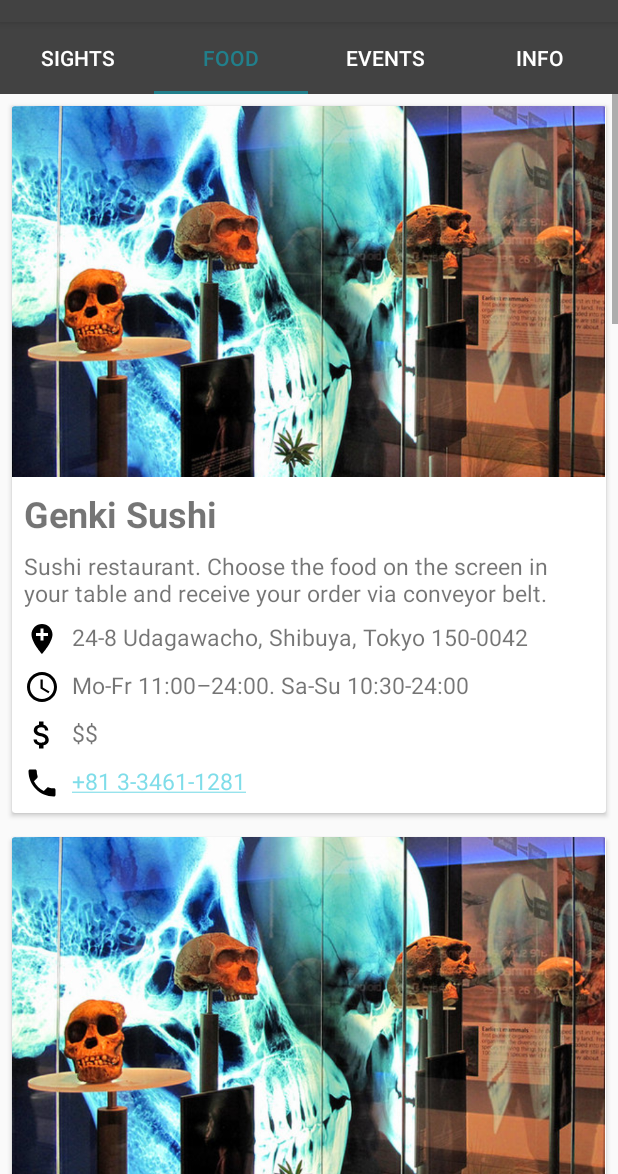
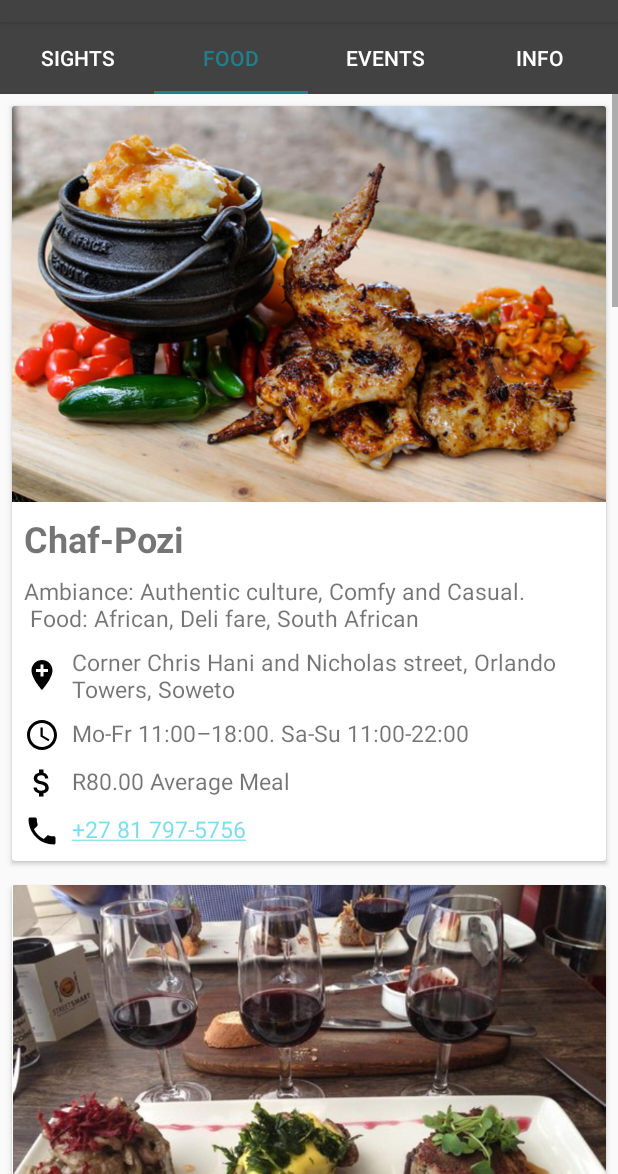
Before and after one commit to Cordlesswire/SouthernUtopiav2, an Android app: the screen it shows after launch (MainActivity), tab 2 chosen, on a phone screen of 412 x 824 dp, the part 62-1236 px from its top. Run offline under Robolectric (Android 15) with nearby library versions, the phone set to English and light mode, and no system bars.

Commit message:
Initial Commit

```diff
--- a/app/src/main/java/eu/laramartin/tokyoguide/Food.java
+++ b/app/src/main/java/eu/laramartin/tokyoguide/Food.java
@@ -9,73 +9,73 @@ public class Food {
     public static void initFoodsList(List<Location> list, Context context) {
 
         list.add(new Location(
-                context.getString(R.string.food_genki_name),
-                context.getString(R.string.food_genki_description),
-                context.getString(R.string.food_genki_address),
-                context.getString(R.string.food_genki_phone),
-                context.getString(R.string.food_genki_schedule),
-                context.getString(R.string.food_price_two),
-                R.drawable.sight_cradle_of_humankind
+                context.getString(R.string.food_chafpozi_name),
+                context.getString(R.string.food_chafpozi_description),
+                context.getString(R.string.food_chafpozi_address),
+                context.getString(R.string.food_chafpozi_phone),
+                context.getString(R.string.food_chafpozi_schedule),
+                context.getString(R.string.food_chafpozi_price),
+                R.drawable.food_chafpozi
         ));
 
         list.add(new Location(
-                context.getString(R.string.food_wako_name),
-                context.getString(R.string.food_wako_description),
-                context.getString(R.string.food_wako_address),
-                context.getString(R.string.food_wako_phone),
-                context.getString(R.string.food_wako_schedule),
-                context.getString(R.string.food_price_two),
-                R.drawable.sight_cradle_of_humankind
+                context.getString(R.string.food_licorish_name),
+                context.getString(R.string.food_licorish_description),
+                context.getString(R.string.food_licorish_address),
+                context.getString(R.string.food_licorish_phone),
+                context.getString(R.string.food_licorish_schedule),
+                context.getString(R.string.food_licorish_price),
+                R.drawable.food_licorish
         ));
 
         list.add(new Location(
-                context.getString(R.string.food_rokumonya_name),
-                context.getString(R.string.food_rokumonya_description),
-                context.getString(R.string.food_rokumonya_address),
-                context.getString(R.string.food_rokumonya_phone),
-                context.getString(R.string.food_rokumonya_schedule),
-                context.getString(R.string.food_price_two),
-                R.drawable.sight_cradle_of_humankind
+                context.getString(R.string.food_luckybean_name),
+                context.getString(R.string.food_luckybean_description),
+                context.getString(R.string.food_luckybean_address),
+                context.getString(R.string.food_luckybean_phone),
+                context.getString(R.string.food_luckybean_schedule),
+                context.getString(R.string.food_luckybean_price),
+                R.drawable.food_luckybean
         ));
 
         list.add(new Location(
-                context.getString(R.string.food_kisoji_name),
-                context.getString(R.string.food_kisoji_description),
-                context.getString(R.string.food_kisoji_address),
-                context.getString(R.string.food_kisoji_phone),
-                context.getString(R.string.food_kisoji_schedule),
-                context.getString(R.string.food_price_four),
-                R.drawable.sight_cradle_of_humankind
+                context.getString(R.string.food_marble_name),
+                context.getString(R.string.food_marble_description),
+                context.getString(R.string.food_marble_address),
+                context.getString(R.string.food_marble_phone),
+                context.getString(R.string.food_marble_schedule),
+                context.getString(R.string.food_marble_price),
+                R.drawable.food_marble
         ));
 
         list.add(new Location(
-                context.getString(R.string.food_gogo_name),
-                context.getString(R.string.food_gogo_description),
-                context.getString(R.string.food_gogo_address),
-                context.getString(R.string.food_gogo_phone),
-                context.getString(R.string.food_gogo_schedule),
-                context.getString(R.string.food_price_one),
-                R.drawable.sight_cradle_of_humankind
+                context.getString(R.string.food_patapata_name),
+                context.getString(R.string.food_patapata_description),
+                context.getString(R.string.food_patapata_address),
+                context.getString(R.string.food_patapata_phone),
+                context.getString(R.string.food_patapata_schedule),
+                context.getString(R.string.food_patapata_price),
+                R.drawable.food_patapata
         ));
 
         list.add(new Location(
-                context.getString(R.string.food_tenya_name),
-                context.getString(R.string.food_tenya_description),
-                context.getString(R.string.food_tenya_address),
-                context.getString(R.string.food_tenya_phone),
-                context.getString(R.string.food_tenya_schedule),
-                context.getString(R.string.food_price_one),
-                R.drawable.sight_cradle_of_humankind
+                context.getString(R.string.food_thehill_name),
+                context.getString(R.string.food_thehill_description),
+                context.getString(R.string.food_thehill_address),
+                context.getString(R.string.food_thehill_phone),
+                context.getString(R.string.food_thehill_schedule),
+                context.getString(R.string.food_thehill_price),
+                R.drawable.food_thehill
         ));
 
         list.add(new Location(
-                context.getString(R.string.food_shibukatsu_name),
-                context.getString(R.string.food_shibukatsu_description),
-                context.getString(R.string.food_shibukatsu_address),
-                context.getString(R.string.food_shibukatsu_phone),
-                context.getString(R.string.food_shibukatsu_schedule),
-                context.getString(R.string.food_price_one),
-                R.drawable.sight_cradle_of_humankind
+                context.getString(R.string.food_vuyosbraai_name),
+                context.getString(R.string.food_vuyosbraai_description),
+                context.getString(R.string.food_vuyosbraai_address),
+                context.getString(R.string.food_vuyosbraai_phone),
+                context.getString(R.string.food_vuyosbraai_schedule),
+                context.getString(R.string.food_vuyosbraai_price),
+                R.drawable.food_vuyosbraai
         ));
     }
 }
--- a/app/src/main/res/values/strings.xml
+++ b/app/src/main/res/values/strings.xml
@@ -3,87 +3,82 @@
     <string name="app_name">Southern Utopia</string>
 
     <!-- App Tab Names -->
-    <string name="category_sights">Sights</string>
-    <string name="category_info">Info</string>
     <string name="category_events">Events</string>
     <string name="category_food">Food</string>
+    <string name="category_info">Info</string>
+    <string name="category_sights">Sights</string>
 
 
     <!-- All Restaurants(Food Places) -->
               <!-- Restaurant 1  -->
-    <string name="food_genki_name">Genki Sushi</string>
-    <string name="food_genki_description">Sushi restaurant. Choose the food on the screen in your
-        table and receive your order via conveyor belt.</string>
-    <string name="food_genki_address">24-8 Udagawacho, Shibuya, Tokyo 150-0042</string>
-    <string name="food_genki_phone">+81 3-3461-1281</string>
-    <string name="food_genki_schedule">Mo-Fr 11:00–24:00. Sa-Su 10:30-24:00</string>
+    <string name="food_chafpozi_name">Chaf-Pozi</string>
+    <string name="food_chafpozi_description">Ambiance: Authentic culture, Comfy and Casual. \n Food: African, Deli fare, South African </string>
+    <string name="food_chafpozi_address">Corner Chris Hani and Nicholas street, Orlando Towers, Soweto</string>
+    <string name="food_chafpozi_phone">+27 81 797-5756</string>
+    <string name="food_chafpozi_schedule">Mo-Fr 11:00–18:00. Sa-Su 11:00-22:00</string>
+    <string name="food_chafpozi_price">R80.00 Average Meal</string>
 
 
               <!-- Restaurant 2  -->
-    <string name="food_wako_name">Tonkatsu Wako</string>
-    <string name="food_wako_description">Restaurant specialised in Tonkatsu, fried pork cutlet.</string>
-    <string name="food_wako_address">AQUA CiTY ODAIBA, 1 Chome-7-1 Daiba, Minatoku Tokyo 135-0091</string>
-    <string name="food_wako_phone">+81 3-3599-5144</string>
-    <string name="food_wako_schedule">\"Mo-Su 11:00–22:00</string>
+    <string name="food_licorish_name">Licorish Bistro</string>
+    <string name="food_licorish_description">Restaurant specialised in Tonkatsu, fried pork cutlet.</string>
+    <string name="food_licorish_address">AQUA CiTY ODAIBA, 1 Chome-7-1 Daiba, Minatoku Tokyo 135-0091</string>
+    <string name="food_licorish_phone">+27 81 797-5756</string>
+    <string name="food_licorish_schedule">\"Mo-Su 11:00–22:00</string>
+    <string name="food_licorish_price">R80.00 Average Meal</string>
+
 
             <!-- Restaurant 3  -->
-    <string name="food_rokumonya_name">Rokumonya</string>
-    <string name="food_rokumonya_description">Restaurant specialised in Okonomiyaki, a Japanese
+    <string name="food_luckybean_name">Lucky Bean </string>
+    <string name="food_luckybean_description">Restaurant specialised in Okonomiyaki, a Japanese
         savoury pancake containing a variety of ingredients.</string>
-    <string name="food_rokumonya_address">3 Chome−35, Shinjuku, Tokyo 160-0022</string>
-    <string name="food_rokumonya_phone">+81 3-3356-6824</string>
-    <string name="food_rokumonya_schedule">Mo-Su 11:30–23:30</string>
+    <string name="food_luckybean_address">3 Chome−35, Shinjuku, Tokyo 160-0022</string>
+    <string name="food_luckybean_phone">+27 81 797-5756</string>
+    <string name="food_luckybean_schedule">Mo-Su 11:30–23:30</string>
+    <string name="food_luckybean_price">R80.00 Average Meal</string>
 
 
 
             <!-- Restaurant 4  -->
-    <string name="food_kisoji_name">Kisoji</string>
-    <string name="food_kisoji_description">Restaurant specialised in sukiyaki and shabu shabu.</string>
-    <string name="food_kisoji_address">3-17-5 New Fuji Building, Shinjuku, Tokyo, 160-0022</string>
-    <string name="food_kisoji_phone">+81 3-3226-0667</string>
-    <string name="food_kisoji_schedule">Mo-Su 11:30–14:30 and 17:30-21:30</string>
+    <string name="food_marble_name">Marble by David Higgs </string>
+    <string name="food_marble_description">Restaurant specialised in sukiyaki and shabu shabu.</string>
+    <string name="food_marble_address">3-17-5 New Fuji Building, Shinjuku, Tokyo, 160-0022</string>
+    <string name="food_marble_phone">+27 81 797-5756</string>
+    <string name="food_marble_schedule">Mo-Su 11:30–14:30 and 17:30-21:30</string>
+    <string name="food_marble_price">R80.00 Average Meal</string>
 
 
 
             <!-- Restaurant 5  -->
-    <string name="food_gogo_name">Gogo curry</string>
-    <string name="food_gogo_description">Restaurant specialised in Japanese curry with
+    <string name="food_patapata_name">Pata Pata Restaurant</string>
+    <string name="food_patapata_description">Restaurant specialised in Japanese curry with
         fried meat on top.</string>
-    <string name="food_gogo_address">1 Chome−161, Kanda Sakumacho, Chiyoda, Tokyo, 101-0025</string>
-    <string name="food_gogo_phone">+81 3-5256-5525</string>
-    <string name="food_gogo_schedule">Mo-Su 10:00–22:00</string>
+    <string name="food_patapata_address">1 Chome−161, Kanda Sakumacho, Chiyoda, Tokyo, 101-0025</string>
+    <string name="food_patapata_phone">+27 81 797-5756</string>
+    <string name="food_patapata_schedule">Mo-Su 10:00–22:00</string>
+    <string name="food_patapata_price">R80.00 Average Meal</string>
 
 
             <!-- Restaurant 6  -->
-    <string name="food_tenya_name">Tenya</string>
-    <string name="food_tenya_description">Restaurant specialised in Tendon, a bowl of rice with
+    <string name="food_thehill_name">The Hill Café</string>
+    <string name="food_thehill_description">Restaurant specialised in Tendon, a bowl of rice with
         tempura fried food on top.</string>
-    <string name="food_tenya_address">3 Chome−3−31−2, Shinjuku, Tokyo, 160-0022</string>
-    <string name="food_tenya_phone">+81 3-5269-7216</string>
-    <string name="food_tenya_schedule">Mo-Su 11:00–22:00</string>
+    <string name="food_thehill_address">3 Chome−3−31−2, Shinjuku, Tokyo, 160-0022</string>
+    <string name="food_thehill_phone">+27 81 797-5756</string>
+    <string name="food_thehill_schedule">Mo-Su 11:00–22:00</string>
+    <string name="food_thehill_price">R80.00 Average Meal</string>
 
             <!-- Restaurant 7  -->
-    <string name="food_shibukatsu_name">Shitukatsu</string>
-    <string name="food_shibukatsu_description">Tonkatsu place run by Agetarou\'s family. Agetarou is also known as Tonkatsu DJ.</string>
-    <string name="food_shibukatsu_address">21−6, Udagawacho, Shibuya, Tokyo, 150-0042</string>
-    <string name="food_shibukatsu_phone">+81 3-0000-0000</string>
-    <string name="food_shibukatsu_schedule">Mo-Su 11:00–22:00</string>
-
-
-    <!-- Prices -->
-    <string name="food_price_one">$</string>
-    <string name="food_price_two">$$</string>
-    <string name="food_price_four">$$$$</string>
-
-
-
-
+    <string name="food_vuyosbraai_name">Shitukatsu</string>
+    <string name="food_vuyosbraai_description">Tonkatsu place run by Agetarou\'s family. Agetarou is also known as Tonkatsu DJ.</string>
+    <string name="food_vuyosbraai_address">21−6, Udagawacho, Shibuya, Tokyo, 150-0042</string>
+    <string name="food_vuyosbraai_phone">+27 81 797-5756</string>
+    <string name="food_vuyosbraai_schedule">Mo-Su 11:00–22:00</string>
+    <string name="food_vuyosbraai_price">R80.00 Average Meal</string>
 
 
 
     <!-- All Extra Info About the Tourist Location-->
-
-
     <string name="info_internet_name">Internet</string>
     <string name="info_internet_description">Rent a pocket WIFI to have internet access everywhere.
         It is very convenient when travelling since most of the hotels have limited internet access.
@@ -107,9 +102,6 @@
         to the reader.
         \n\nThe Suica card was created by JR East, but can also be used throughout Japan
         on the other prepaid card networks like Pasmo.</string>
-
-
-
 
 
 
```
Also changed, not shown: app/src/main/res/drawable/food_chafpozi.jpg (added), app/src/main/res/drawable/food_licorish.jpg (added), app/src/main/res/drawable/food_luckybean.jpg (added), app/src/main/res/drawable/food_marble.jpg (added), app/src/main/res/drawable/food_patapata.jpg (added), app/src/main/res/drawable/food_thehill.jpg (added), app/src/main/res/drawable/food_vuyosbraai.jpg (added).
